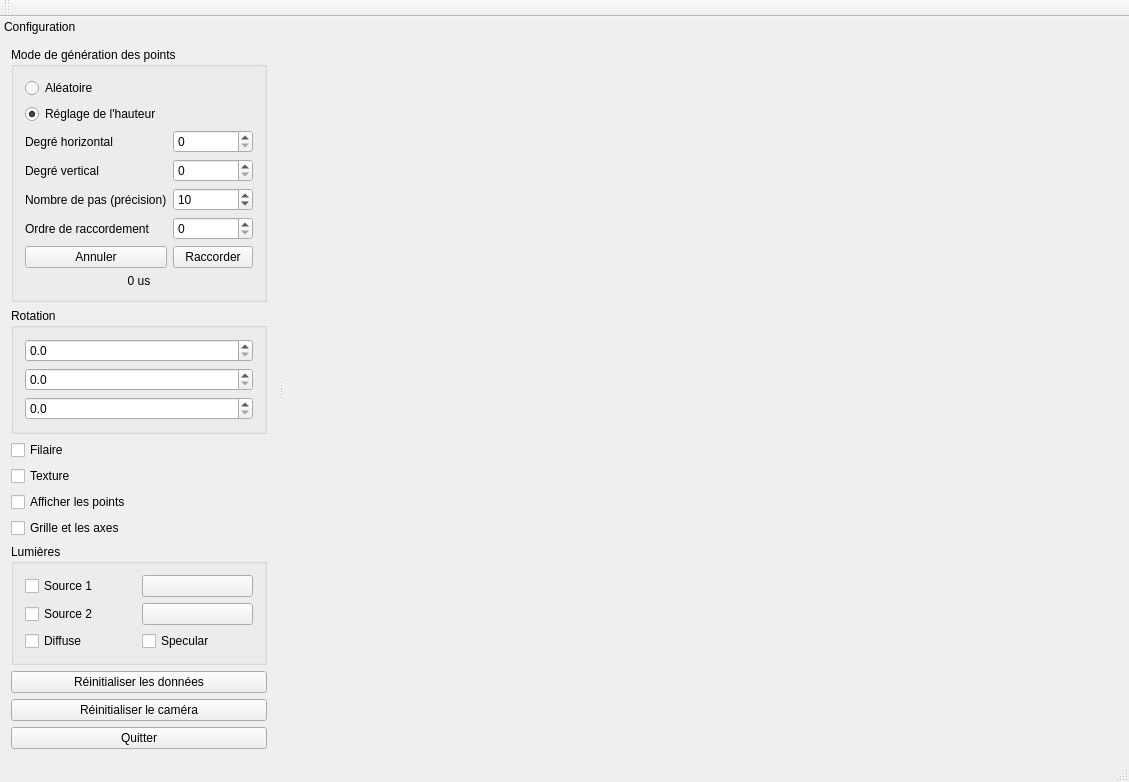
The window that Maths5ABezierQuaternions/form/maths5a_bezierquaternions.ui (PrLayton/BezierSurfacesAndQuaternions) describes before a commit, drawn with Qt 5.
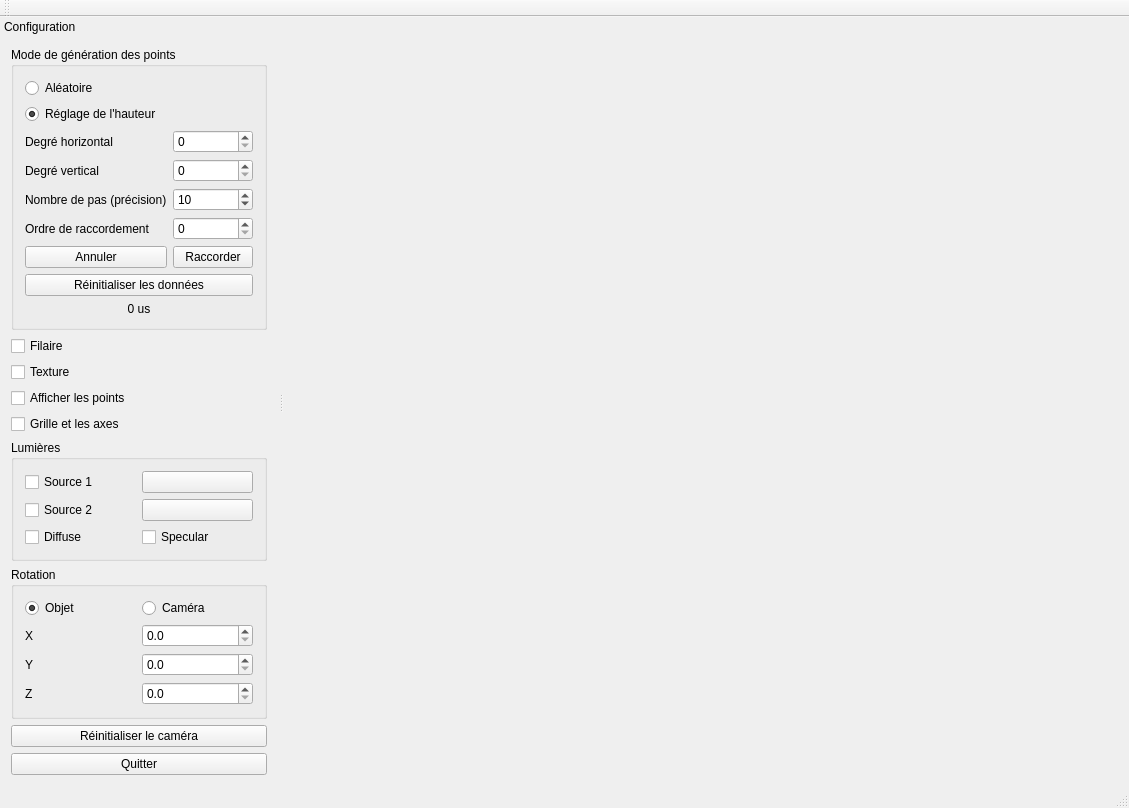
The same window after the commit.

Commit message: Changer UI pour rotation du caméra

```diff
--- a/Maths5ABezierQuaternions/form/maths5a_bezierquaternions.ui
+++ b/Maths5ABezierQuaternions/form/maths5a_bezierquaternions.ui
@@ -7,7 +7,7 @@
     <x>0</x>
     <y>0</y>
     <width>1129</width>
-    <height>742</height>
+    <height>751</height>
    </rect>
   </property>
   <property name="windowTitle">
@@ -57,6 +57,16 @@
         <string>Mode de génération des points</string>
        </property>
        <layout class="QGridLayout" name="gridLayout">
+        <item row="0" column="1">
+         <widget class="QRadioButton" name="rbRandom">
+          <property name="text">
+           <string>Aléatoire</string>
+          </property>
+          <property name="checked">
+           <bool>false</bool>
+          </property>
+         </widget>
+        </item>
         <item row="1" column="1">
          <widget class="QRadioButton" name="rbAdjust">
           <property name="text">
@@ -87,16 +97,6 @@
           </property>
          </widget>
         </item>
-        <item row="0" column="1">
-         <widget class="QRadioButton" name="rbRandom">
-          <property name="text">
-           <string>Aléatoire</string>
-          </property>
-          <property name="checked">
-           <bool>false</bool>
-          </property>
-         </widget>
-        </item>
         <item row="2" column="2">
          <widget class="QSpinBox" name="spinHori">
           <property name="minimum">
@@ -137,6 +137,13 @@
           </property>
          </widget>
         </item>
+        <item row="9" column="2">
+         <widget class="QPushButton" name="bJoin">
+          <property name="text">
+           <string>Raccorder</string>
+          </property>
+         </widget>
+        </item>
         <item row="8" column="2">
          <widget class="QSpinBox" name="spinJoinOrder">
           <property name="maximum">
@@ -144,14 +151,7 @@
           </property>
          </widget>
         </item>
-        <item row="6" column="1">
-         <widget class="QLabel" name="laPrecision">
-          <property name="text">
-           <string>Nombre de pas (précision)</string>
-          </property>
-         </widget>
-        </item>
-        <item row="11" column="1" colspan="2">
+        <item row="12" column="1" colspan="2">
          <widget class="QLabel" name="laTimeCalcSurface">
           <property name="text">
            <string>0 us</string>
@@ -168,58 +168,17 @@
           </property>
          </widget>
         </item>
-        <item row="9" column="2">
-         <widget class="QPushButton" name="bJoin">
+        <item row="6" column="1">
+         <widget class="QLabel" name="laPrecision">
           <property name="text">
-           <string>Raccorder</string>
+           <string>Nombre de pas (précision)</string>
           </property>
          </widget>
         </item>
-       </layout>
-      </widget>
-     </item>
-     <item>
-      <widget class="QGroupBox" name="groupRotation">
-       <property name="title">
-        <string>Rotation</string>
-       </property>
-       <layout class="QVBoxLayout" name="verticalLayout">
-        <item>
-         <widget class="QDoubleSpinBox" name="spinX">
-          <property name="decimals">
-           <number>1</number>
-          </property>
-          <property name="maximum">
-           <double>359.899999999999977</double>
-          </property>
-          <property name="singleStep">
-           <double>1.000000000000000</double>
-          </property>
-         </widget>
-        </item>
-        <item>
-         <widget class="QDoubleSpinBox" name="spinY">
-          <property name="decimals">
-           <number>1</number>
-          </property>
-          <property name="maximum">
-           <double>359.899999999999977</double>
-          </property>
-          <property name="singleStep">
-           <double>1.000000000000000</double>
-          </property>
-         </widget>
-        </item>
-        <item>
-         <widget class="QDoubleSpinBox" name="spinZ">
-          <property name="decimals">
-           <number>1</number>
-          </property>
-          <property name="maximum">
-           <double>359.899999999999977</double>
-          </property>
-          <property name="singleStep">
-           <double>1.000000000000000</double>
+        <item row="11" column="1" colspan="2">
+         <widget class="QPushButton" name="bResetData">
+          <property name="text">
+           <string>Réinitialiser les données</string>
           </property>
          </widget>
         </item>
@@ -314,6 +273,92 @@
        <zorder>cbSpecular</zorder>
       </widget>
      </item>
+     <item>
+      <widget class="QGroupBox" name="groupRotation">
+       <property name="title">
+        <string>Rotation</string>
+       </property>
+       <layout class="QGridLayout" name="gridLayout_3">
+        <item row="3" column="1">
+         <widget class="QDoubleSpinBox" name="spinZ">
+          <property name="decimals">
+           <number>1</number>
+          </property>
+          <property name="maximum">
+           <double>359.899999999999977</double>
+          </property>
+          <property name="singleStep">
+           <double>1.000000000000000</double>
+          </property>
+         </widget>
+        </item>
+        <item row="2" column="1">
+         <widget class="QDoubleSpinBox" name="spinY">
+          <property name="decimals">
+           <number>1</number>
+          </property>
+          <property name="maximum">
+           <double>359.899999999999977</double>
+          </property>
+          <property name="singleStep">
+           <double>1.000000000000000</double>
+          </property>
+         </widget>
+        </item>
+        <item row="1" column="1">
+         <widget class="QDoubleSpinBox" name="spinX">
+          <property name="decimals">
+           <number>1</number>
+          </property>
+          <property name="maximum">
+           <double>359.899999999999977</double>
+          </property>
+          <property name="singleStep">
+           <double>1.000000000000000</double>
+          </property>
+         </widget>
+        </item>
+        <item row="1" column="0">
+         <widget class="QLabel" name="label_2">
+          <property name="text">
+           <string>X</string>
+          </property>
+         </widget>
+        </item>
+        <item row="2" column="0">
+         <widget class="QLabel" name="label_3">
+          <property name="text">
+           <string>Y</string>
+          </property>
+         </widget>
+        </item>
+        <item row="3" column="0">
+         <widget class="QLabel" name="label_4">
+          <property name="text">
+           <string>Z</string>
+          </property>
+         </widget>
+        </item>
+        <item row="0" column="0">
+         <widget class="QRadioButton" name="rbRotObj">
+          <property name="text">
+           <string>Objet</string>
+          </property>
+          <property name="checked">
+           <bool>true</bool>
+          </property>
+         </widget>
+        </item>
+        <item row="0" column="1">
+         <widget class="QRadioButton" name="rbRotCam">
+          <property name="text">
+           <string>Caméra</string>
+          </property>
+         </widget>
+        </item>
+       </layout>
+      </widget>
+     </item>
      <item>
       <spacer name="verticalSpacer">
        <property name="orientation">
@@ -327,13 +372,6 @@
        </property>
       </spacer>
      </item>
-     <item>
-      <widget class="QPushButton" name="bResetData">
-       <property name="text">
-        <string>Réinitialiser les données</string>
-       </property>
-      </widget>
-     </item>
      <item>
       <widget class="QPushButton" name="bResetCam">
        <property name="text">
```
